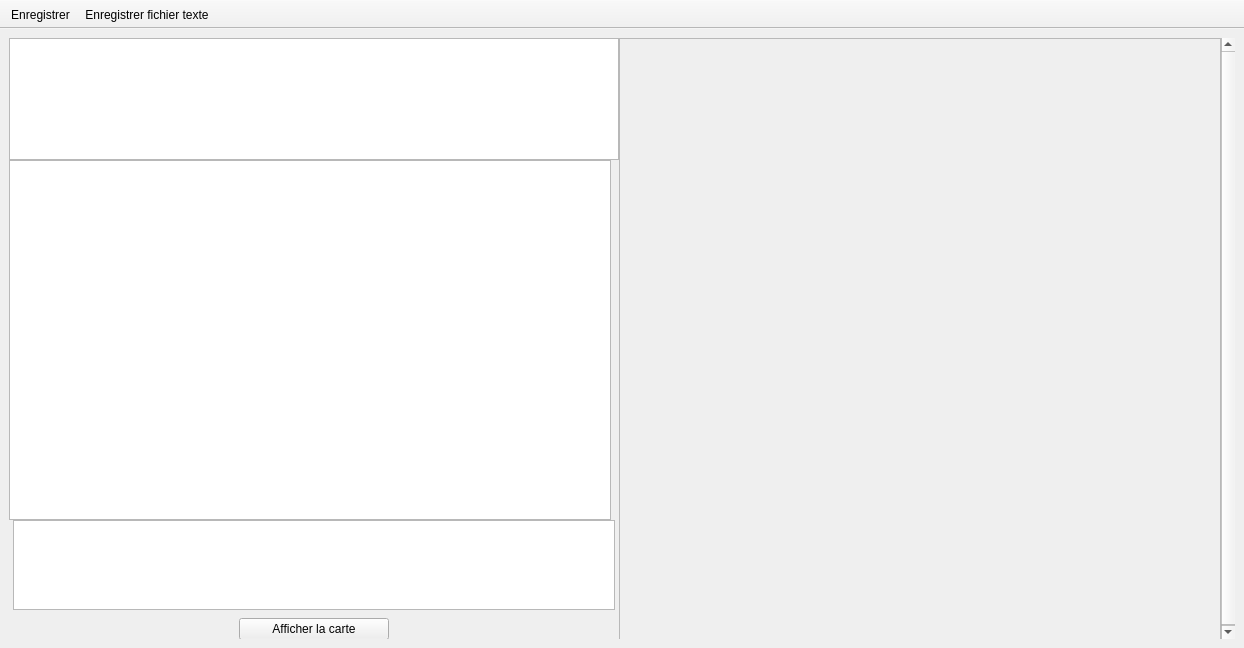
The window that src/interface/afficherresultats.ui (mconsidine/previsat_archive) describes before a commit, drawn with Qt 5.
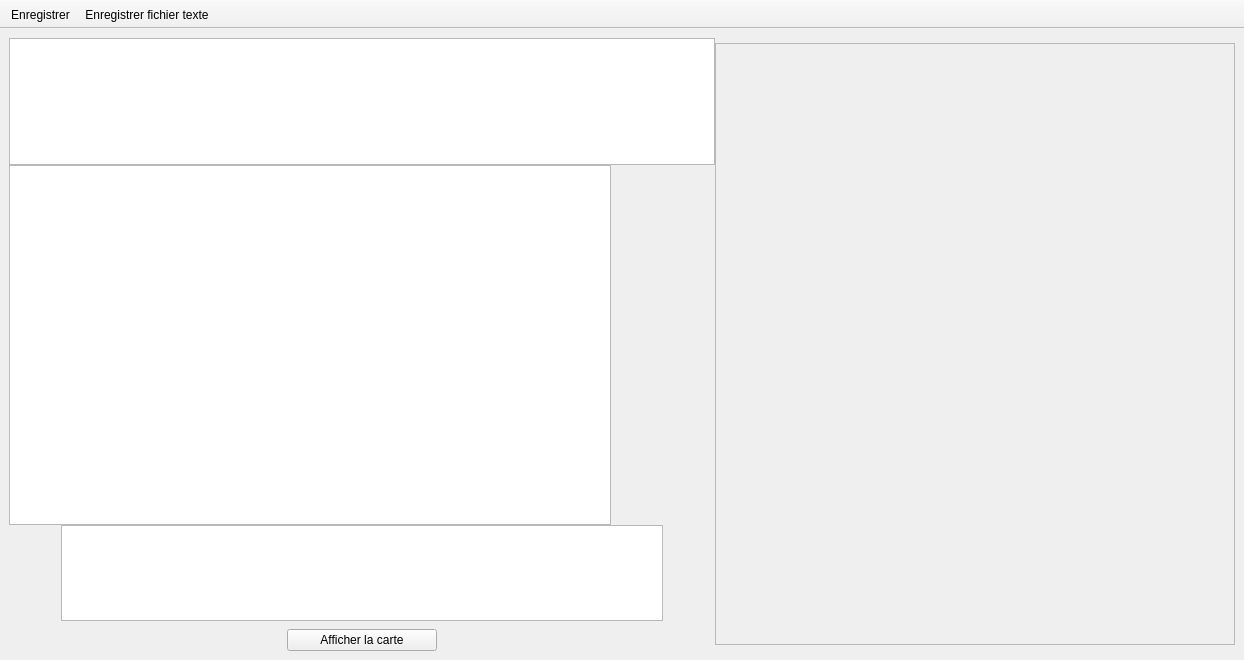
The same window after the commit. Icons and pictures are not drawn.

```diff
--- a/src/interface/afficherresultats.ui
+++ b/src/interface/afficherresultats.ui
@@ -7,19 +7,19 @@
     <x>0</x>
     <y>0</y>
     <width>1244</width>
-    <height>648</height>
+    <height>660</height>
    </rect>
   </property>
   <property name="minimumSize">
    <size>
     <width>1244</width>
-    <height>648</height>
+    <height>660</height>
    </size>
   </property>
   <property name="maximumSize">
    <size>
     <width>1244</width>
-    <height>648</height>
+    <height>674</height>
    </size>
   </property>
   <property name="windowTitle">
@@ -49,8 +49,8 @@
         <rect>
          <x>0</x>
          <y>0</y>
-         <width>1209</width>
-         <height>602</height>
+         <width>1226</width>
+         <height>588</height>
         </rect>
        </property>
        <layout class="QHBoxLayout" name="horizontalLayout_5">
@@ -70,7 +70,7 @@
          <number>0</number>
         </property>
         <item>
-         <layout class="QVBoxLayout" name="verticalLayout">
+         <layout class="QVBoxLayout" name="verticalLayout" stretch="0,0,0,0">
           <property name="spacing">
            <number>0</number>
           </property>
@@ -176,8 +176,8 @@
          <widget class="QFrame" name="frameCiel">
           <property name="minimumSize">
            <size>
-            <width>602</width>
-            <height>602</height>
+            <width>520</width>
+            <height>520</height>
            </size>
           </property>
           <property name="maximumSize">
```
